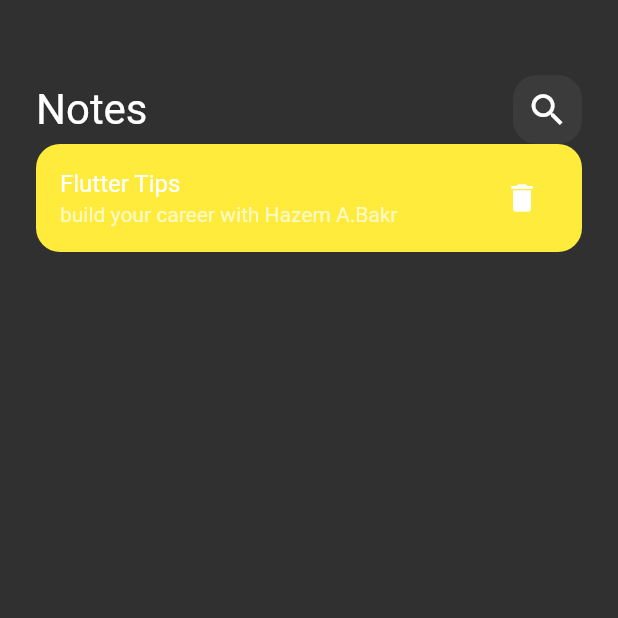
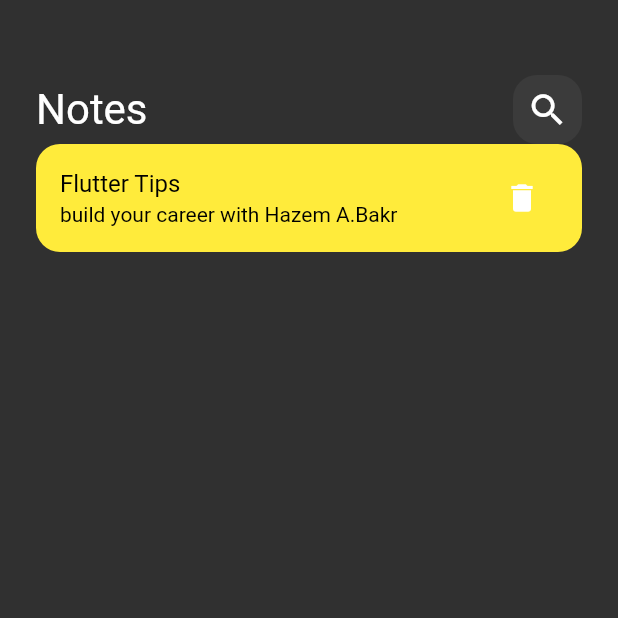
Before and after one commit to Hazem12Bakr/first_flutter_project, a Flutter app: the screen it shows after launch, on a phone screen of 412 x 824 dp, the top half of it. Run offline on Flutter 3.47's test engine with Material 2 defaults, Android fonts, the phone set to English and light mode, and no system bars.

Commit message:
styling the body boxies

```diff
--- a/lib/views/widgets/notes_view_body.dart
+++ b/lib/views/widgets/notes_view_body.dart
@@ -34,8 +34,18 @@ class NoteItem extends StatelessWidget {
       child: Column(
         children: [
           ListTile(
-            title: Text('Flutter Tips'),
-            subtitle: Text('build your career with Hazem A.Bakr'),
+            title: Text(
+              'Flutter Tips',
+              style: TextStyle(
+                color: Colors.black,
+              ),
+            ),
+            subtitle: Text(
+              'build your career with Hazem A.Bakr',
+              style: TextStyle(
+                color: Colors.black,
+              ),
+            ),
             trailing: IconButton(onPressed: () {}, icon: Icon(Icons.delete)),
           ),
         ],
```
